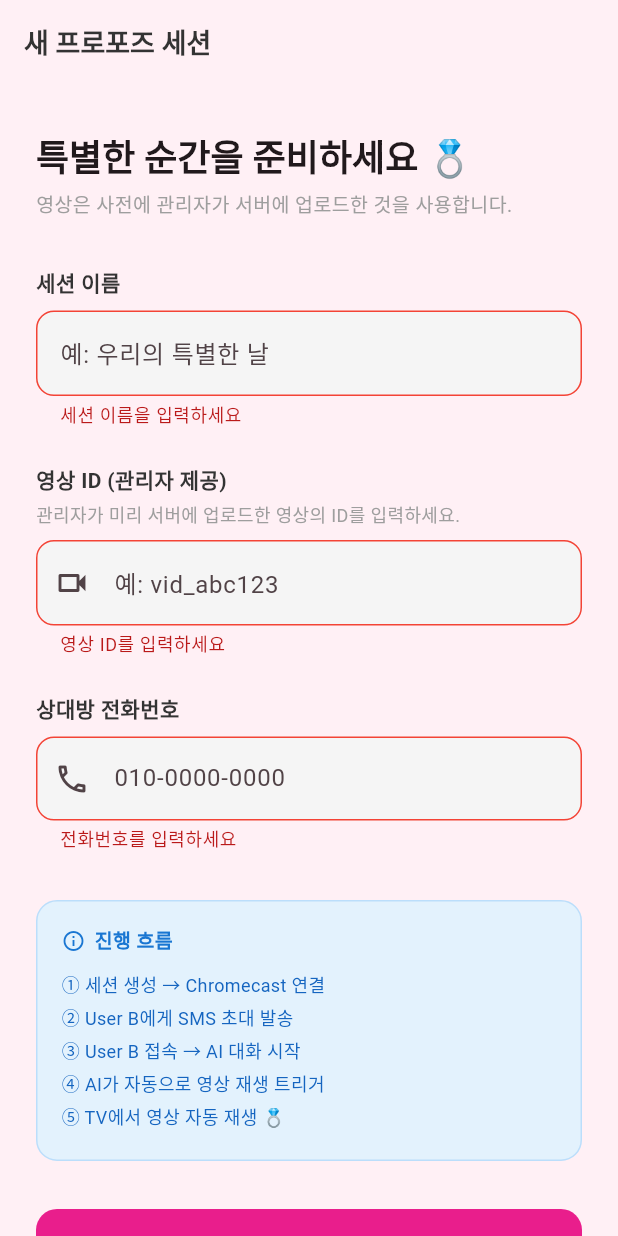
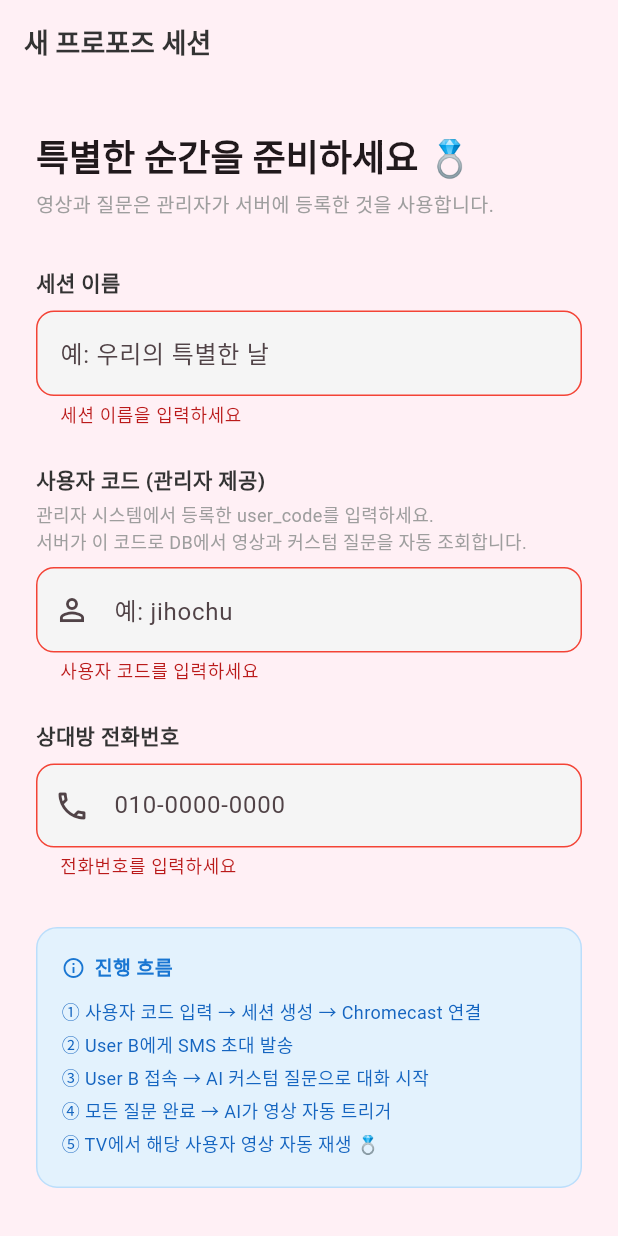
Before and after one commit to jihochue7950/flutterTest, a Flutter app: the SessionCreateScreen screen opened by its route, after a tap on "Chromecast 연결로 이동 →", on a phone screen of 412 x 824 dp. Run offline on Flutter 3.47's test engine with Material 3 defaults, Android fonts, the phone set to English and light mode, and no system bars; our stand-ins replace equatable, file_picker, flutter_riverpod, flutter_tts, go_router, speech_to_text and 1 more.

Commit message:
3차 수정

```diff
--- a/flutter_application_1/lib/features/session/screens/session_create_screen.dart
+++ b/flutter_application_1/lib/features/session/screens/session_create_screen.dart
@@ -13,15 +13,15 @@ class SessionCreateScreen extends ConsumerStatefulWidget {
 }
 
 class _SessionCreateScreenState extends ConsumerState<SessionCreateScreen> {
-  final _formKey = GlobalKey<FormState>();
-  final _titleController = TextEditingController();
-  final _videoIdController = TextEditingController();
-  final _phoneController = TextEditingController();
+  final _formKey          = GlobalKey<FormState>();
+  final _titleController  = TextEditingController();
+  final _userCodeController = TextEditingController(); // MariaDB user_code (문자열)
+  final _phoneController  = TextEditingController();
 
   @override
   void dispose() {
     _titleController.dispose();
-    _videoIdController.dispose();
+    _userCodeController.dispose();
     _phoneController.dispose();
     super.dispose();
   }
@@ -29,10 +29,13 @@ class _SessionCreateScreenState extends ConsumerState<SessionCreateScreen> {
   Future<void> _submit() async {
     if (!_formKey.currentState!.validate()) return;
 
+    // userCode: 문자열 그대로 사용 (예: "jihochu")
+    final userCode = _userCodeController.text.trim();
     final notifier = ref.read(sessionProvider.notifier);
+
     await notifier.createSession(
-      title: _titleController.text.trim(),
-      videoId: _videoIdController.text.trim(),
+      title:    _titleController.text.trim(),
+      userCode: userCode, // 서버가 DB에서 영상·질문 조회에 사용
     );
     await notifier.updatePhone(_phoneController.text.trim());
 
@@ -67,11 +70,12 @@ class _SessionCreateScreenState extends ConsumerState<SessionCreateScreen> {
                 ),
                 const SizedBox(height: 4),
                 Text(
-                  '영상은 사전에 관리자가 서버에 업로드한 것을 사용합니다.',
+                  '영상과 질문은 관리자가 서버에 등록한 것을 사용합니다.',
                   style: TextStyle(color: Colors.grey[500], fontSize: 13),
                 ),
                 const SizedBox(height: 32),
 
+                // ── 세션 이름 ───────────────────────────────────────────────
                 _label('세션 이름'),
                 const SizedBox(height: 8),
                 TextFormField(
@@ -84,24 +88,28 @@ class _SessionCreateScreenState extends ConsumerState<SessionCreateScreen> {
                 ),
                 const SizedBox(height: 24),
 
-                _label('영상 ID (관리자 제공)'),
+                // ── 사용자 코드 (user_code) ──────────────────────────────────
+                _label('사용자 코드 (관리자 제공)'),
                 const SizedBox(height: 4),
                 Text(
-                  '관리자가 미리 서버에 업로드한 영상의 ID를 입력하세요.',
+                  '관리자 시스템에서 등록한 user_code를 입력하세요.\n'
+                  '서버가 이 코드로 DB에서 영상과 커스텀 질문을 자동 조회합니다.',
                   style: TextStyle(color: Colors.grey[500], fontSize: 12),
                 ),
                 const SizedBox(height: 8),
                 TextFormField(
-                  controller: _videoIdController,
+                  controller: _userCodeController,
+                  keyboardType: TextInputType.text,
                   decoration: const InputDecoration(
-                    hintText: '예: vid_abc123',
-                    prefixIcon: Icon(Icons.videocam_outlined),
+                    hintText: '예: jihochu',
+                    prefixIcon: Icon(Icons.person_outline),
                   ),
                   validator: (v) =>
-                      (v == null || v.trim().isEmpty) ? '영상 ID를 입력하세요' : null,
+                      (v == null || v.trim().isEmpty) ? '사용자 코드를 입력하세요' : null,
                 ),
                 const SizedBox(height: 24),
 
+                // ── 상대방 전화번호 ──────────────────────────────────────────
                 _label('상대방 전화번호'),
                 const SizedBox(height: 8),
                 TextFormField(
@@ -113,15 +121,15 @@ class _SessionCreateScreenState extends ConsumerState<SessionCreateScreen> {
                   ),
                   validator: (v) {
                     if (v == null || v.trim().isEmpty) return '전화번호를 입력하세요';
-                    final digits = v.replaceAll(RegExp(r'\D'), '');
-                    if (digits.length < 10) return '올바른 전화번호를 입력하세요';
+                    if (v.replaceAll(RegExp(r'\D'), '').length < 10) {
+                      return '올바른 전화번호를 입력하세요';
+                    }
                     return null;
                   },
                 ),
                 const SizedBox(height: 32),
 
-                // 흐름 안내
-                _FlowGuide(),
+                const _FlowGuide(),
                 const SizedBox(height: 32),
 
                 SizedBox(
@@ -131,8 +139,7 @@ class _SessionCreateScreenState extends ConsumerState<SessionCreateScreen> {
                     onPressed: _submit,
                     child: const Text(
                       'Chromecast 연결로 이동 →',
-                      style: TextStyle(
-                          fontSize: 16, fontWeight: FontWeight.w700),
+                      style: TextStyle(fontSize: 16, fontWeight: FontWeight.w700),
                     ),
                   ),
                 ),
@@ -162,6 +169,8 @@ class _SessionCreateScreenState extends ConsumerState<SessionCreateScreen> {
 }
 
 class _FlowGuide extends StatelessWidget {
+  const _FlowGuide();
+
   @override
   Widget build(BuildContext context) {
     return Container(
@@ -196,11 +205,11 @@ class _FlowGuide extends StatelessWidget {
   }
 
   static const _steps = [
-    '① 세션 생성 → Chromecast 연결',
+    '① 사용자 코드 입력 → 세션 생성 → Chromecast 연결',
     '② User B에게 SMS 초대 발송',
-    '③ User B 접속 → AI 대화 시작',
-    '④ AI가 자동으로 영상 재생 트리거',
-    '⑤ TV에서 영상 자동 재생 💍',
+    '③ User B 접속 → AI 커스텀 질문으로 대화 시작',
+    '④ 모든 질문 완료 → AI가 영상 자동 트리거',
+    '⑤ TV에서 해당 사용자 영상 자동 재생 💍',
   ];
 }
 
```
Also changed, not shown: flutter_application_1/lib/core/models/session_model.dart (+11 -1 lines), flutter_application_1/lib/features/session/providers/session_provider.dart (+12 -3 lines).
